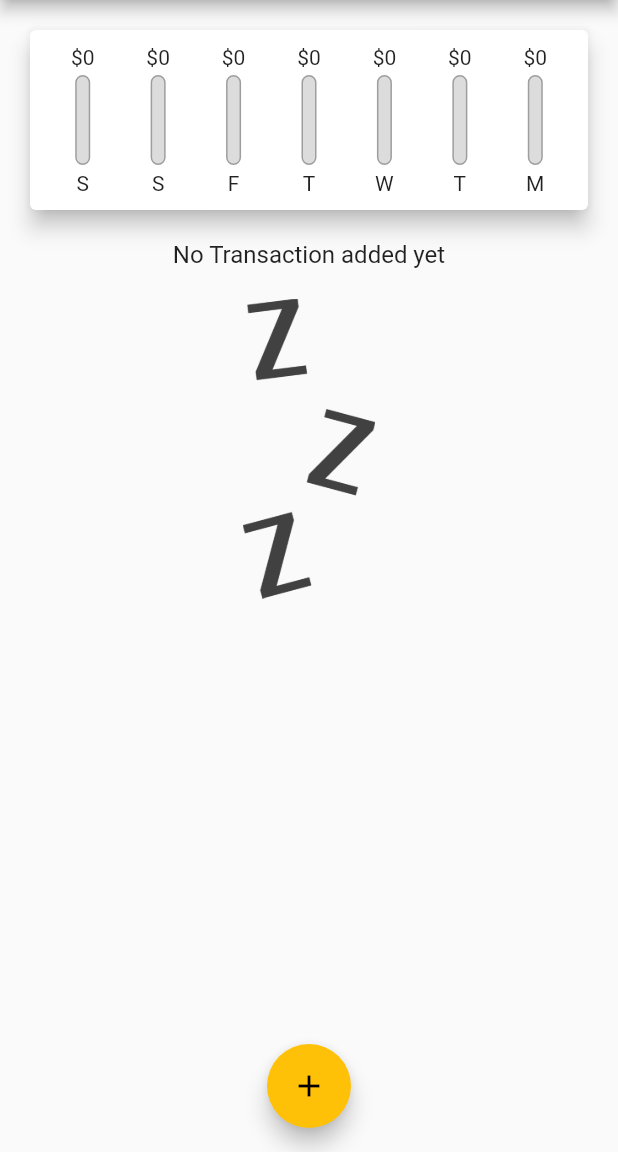
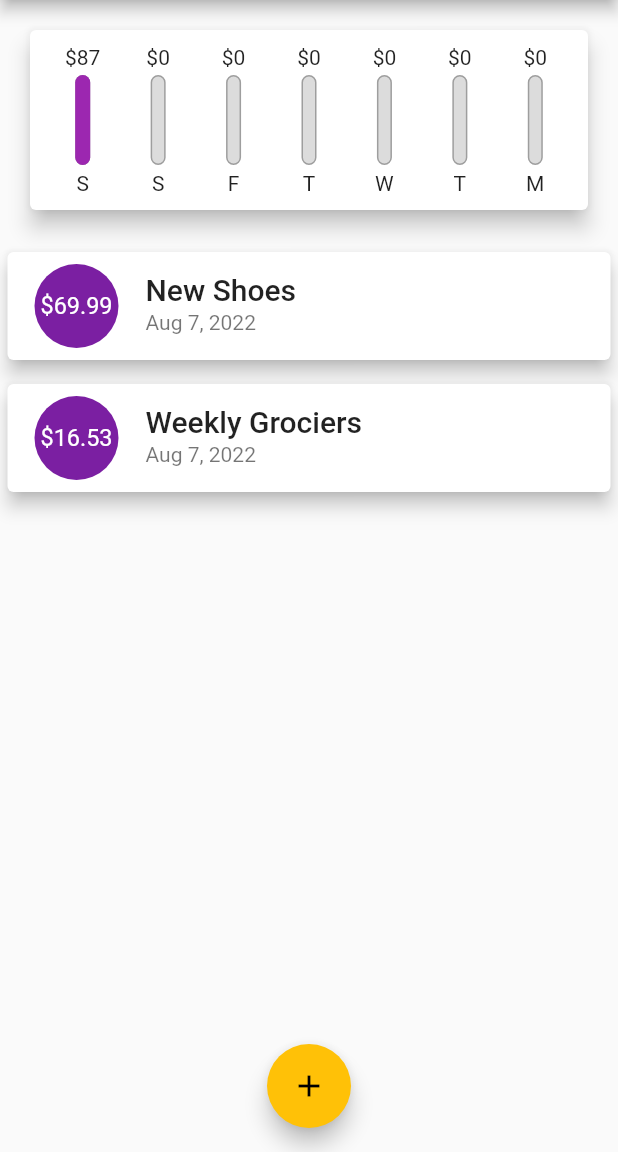
Before and after one commit to JohnKameel/Expensive-planner, a Flutter app: the screen it shows after launch, on a phone screen of 412 x 824 dp, the part 84-1236 px from its top. Run offline on Flutter 3.47's test engine with Material 2 defaults, Android fonts, the phone set to English and light mode, and no system bars; our stand-ins replace google_fonts, image_picker.

Commit message:
Add ListTile Widget

```diff
--- a/lib/main.dart
+++ b/lib/main.dart
@@ -34,18 +34,18 @@ class MyHomePage extends StatefulWidget {
 
 class _MyHomePageState extends State<MyHomePage> {
   final List<Transaction> _userTransactions = [
-    // Transaction(
-    //   id: 't1',
-    //   title: 'New Shoes',
-    //   amount: 69.99,
-    //   date: DateTime.now(),
-    // ),
-    // Transaction(
-    //   id: 't2',
-    //   title: 'Weekly Grociers',
-    //   amount: 16.53,
-    //   date: DateTime.now(),
-    // ),
+    Transaction(
+      id: 't1',
+      title: 'New Shoes',
+      amount: 69.99,
+      date: DateTime.now(),
+    ),
+    Transaction(
+      id: 't2',
+      title: 'Weekly Grociers',
+      amount: 16.53,
+      date: DateTime.now(),
+    ),
   ];
 
   List<Transaction> get _recentTransactions {
--- a/lib/widgets/transaction_list.dart
+++ b/lib/widgets/transaction_list.dart
@@ -41,49 +41,27 @@ class TransactionList extends StatelessWidget {
           : ListView.builder(
               itemBuilder: (ctx, index) {
                 return Card(
-                  child: Row(
-                    children: <Widget>[
-                      Container(
-                        margin: EdgeInsets.symmetric(
-                          vertical: 10,
-                          horizontal: 15,
-                        ),
-                        decoration: BoxDecoration(
-                          border: Border.all(
-                            color: Theme.of(context).primaryColor,
-                            width: 2,
-                          ),
-                        ),
-                        padding: EdgeInsets.all(10),
-                        child: Text(
-                          '\$${transactions[index].amount.toStringAsFixed(2)}',
-                          style: TextStyle(
-                            fontWeight: FontWeight.bold,
-                            fontSize: 15,
-                            color: Theme.of(context).primaryColor,
-                          ),
-                        ),
+                  elevation: 5,
+                  margin: EdgeInsets.symmetric(
+                    vertical: 8,
+                    horizontal: 5,
+                  ),
+                  child: ListTile(
+                    leading: CircleAvatar(
+                      radius: 30,
+                      child: Padding(
+                        padding: EdgeInsets.all(6),
+                        child: FittedBox(
+                            child: Text('\$${transactions[index].amount}')),
                       ),
-                      Column(
-                        crossAxisAlignment: CrossAxisAlignment.start,
-                        children: <Widget>[
-                          Text(
-                            transactions[index].title,
-                            style: GoogleFonts.raleway(
-                              fontSize: 20,
-                              fontStyle: FontStyle.italic,
-                            ),
-                          ),
-                          Text(
-                            DateFormat.yMMMMEEEEd()
-                                .format(transactions[index].date),
-                            style: TextStyle(
-                              color: Colors.grey,
-                            ),
-                          ),
-                        ],
-                      )
-                    ],
+                    ),
+                    title: Text(
+                      transactions[index].title,
+                      style: Theme.of(context).textTheme.titleLarge,
+                    ),
+                    subtitle: Text(
+                      DateFormat.yMMMd().format(transactions[index].date),
+                    ),
                   ),
                 );
               },
```
